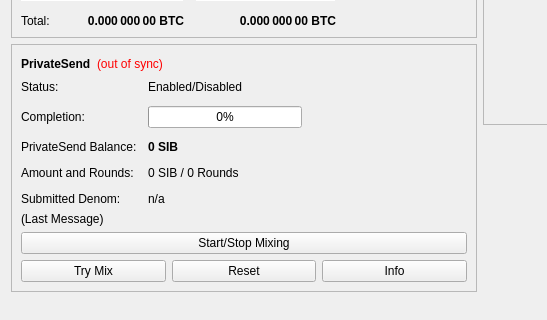
The window that src/qt/forms/overviewpage.ui (heliseus/sibcoin) describes before a commit, drawn with Qt 5; both pictures show x 0 to 547 and y 178 to 498 of the 960 by 585 pixel window.
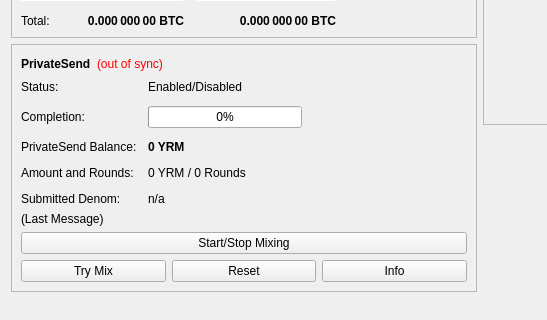
The same window after the commit.

The edit to the form file:
```diff
--- a/src/qt/forms/overviewpage.ui
+++ b/src/qt/forms/overviewpage.ui
@@ -514,7 +514,7 @@
                </font>
               </property>
               <property name="text">
-               <string notr="true">0 SIB</string>
+               <string notr="true">0 YRM</string>
               </property>
              </widget>
             </item>
@@ -528,7 +528,7 @@
             <item row="3" column="1">
              <widget class="QLabel" name="labelAmountRounds">
               <property name="text">
-               <string>0 SIB / 0 Rounds</string>
+               <string>0 YRM / 0 Rounds</string>
               </property>
              </widget>
             </item>
```
